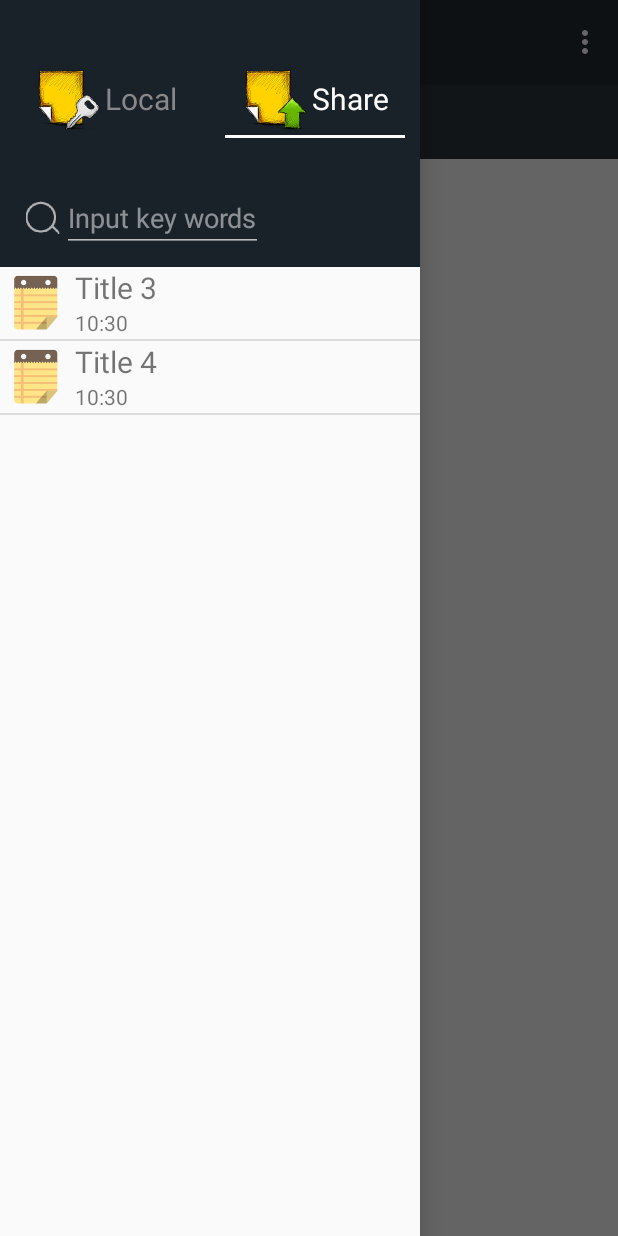
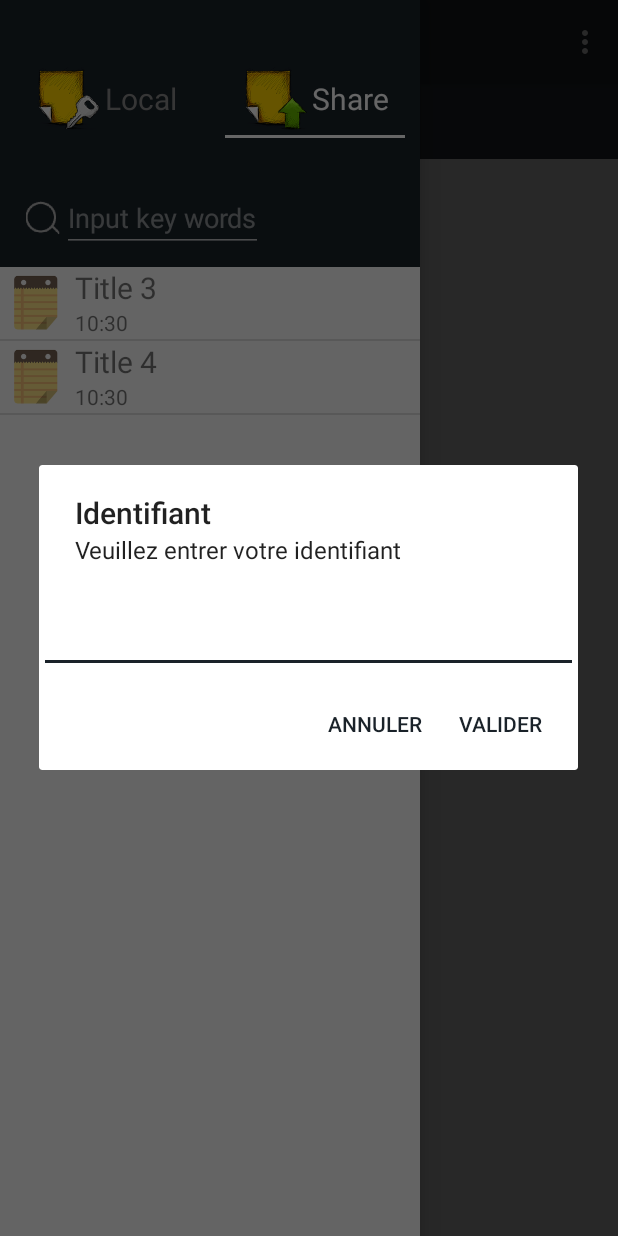
Before and after one commit to MaximeBi/NoteShare, an Android app: the screen it shows after launch (MainActivity), after a tap on "Share", on a phone screen of 412 x 824 dp. Run offline under Robolectric (Android 15) with nearby library versions, the phone set to English and light mode, and no system bars; our stand-ins replace Volley; 2 other taps on this screen came first.

Commit message:
Added ServerManager loadNotes

```diff
--- a/app/src/main/java/com/example/maxime/noteshare/MainActivity.java
+++ b/app/src/main/java/com/example/maxime/noteshare/MainActivity.java
@@ -85,6 +85,7 @@ public class MainActivity extends AppCompatActivity {
                 TabLine2.setBackgroundColor(Color.WHITE);
                 tab_local.setTextColor(Color.GRAY);
                 TabLine1.setBackgroundColor(getResources().getColor(R.color.colorAccent));
+                loadNotesFromServer();
             }
         });
 
@@ -186,17 +187,15 @@ public class MainActivity extends AppCompatActivity {
 
     public void sendNote() {
         if(originalNote != null) {
-            serverManager.sendNote(originalNote, this, new Runnable() {
-                @Override
-                public void run() {
-                    showMessage(R.string.enregistrement_online);
-                }
-            }, new Runnable() {
-                @Override
-                public void run() {
-                    showMessage(R.string.error_enregistrement);
-                }
-            });
+            serverManager.sendNote(originalNote, this);
         }
     }
+
+    public void updateAuthor(String author) {
+        notesManager.updateNotesAuthor(author);
+    }
+
+    private void loadNotesFromServer() {
+        serverManager.loadNotesFromServer(this);
+    }
 }
--- a/app/src/main/java/com/example/maxime/noteshare/ServerManager.java
+++ b/app/src/main/java/com/example/maxime/noteshare/ServerManager.java
@@ -1,7 +1,13 @@
 package com.example.maxime.noteshare;
 
+import android.app.AlertDialog;
+import android.app.Dialog;
 import android.content.Context;
+import android.content.DialogInterface;
+import android.content.SharedPreferences;
 import android.util.Log;
+import android.widget.EditText;
+import android.widget.Toast;
 
 import com.android.volley.Request;
 import com.android.volley.RequestQueue;
@@ -11,10 +17,12 @@ import com.android.volley.toolbox.JsonObjectRequest;
 import com.android.volley.toolbox.StringRequest;
 import com.android.volley.toolbox.Volley;
 import com.google.gson.Gson;
+import com.google.gson.reflect.TypeToken;
 
 import org.json.JSONException;
 import org.json.JSONObject;
 
+import java.lang.reflect.Type;
 import java.util.ArrayList;
 
 public class ServerManager {
@@ -36,40 +44,111 @@ public class ServerManager {
         return instance;
     }
 
-    public void sendNote(Note note, Context context, final Runnable onResponse, final Runnable onError) {
-        RequestQueue queue = Volley.newRequestQueue(context);
-        try{
+    private boolean hasLogin(final MainActivity activity) {
+        if(getLogin(activity) == null) {
+            createLoginDialog(activity, new Runnable() {
+                @Override
+                public void run() {
+                    loadNotesFromServer(activity);
+                }
+            }).show();
+            return false;
+        }
+        return true;
+    }
+
+    public void sendNote(Note note, final MainActivity activity) {
+         if(hasLogin(activity)) {
+            RequestQueue queue = Volley.newRequestQueue(activity);
+            try {
                 JsonObjectRequest jsonObjectRequest = new JsonObjectRequest(url, new JSONObject(toJson(note)), new Response.Listener<JSONObject>() {
                     @Override
                     public void onResponse(JSONObject response) {
-                    onResponse.run();
+                        activity.showMessage(R.string.enregistrement_online);
                     }
                 }, new Response.ErrorListener() {
                     @Override
                     public void onErrorResponse(VolleyError error) {
-                    onError.run();
+                        activity.showMessage(R.string.error_enregistrement);
                     }
                 });
                 queue.add(jsonObjectRequest);
-        }catch (JSONException e){
+            } catch (JSONException e) {
                 e.printStackTrace();
             }
         }
+    }
 
-    public void loadNotesFromServer(Context context) {
-        RequestQueue queue = Volley.newRequestQueue(context);
-        StringRequest stringRequest = new StringRequest(Request.Method.GET, url, new Response.Listener<String>() {
+    public void loadNotesFromServer(final MainActivity activity, String parameters) {
+        if(hasLogin(activity)) {
+            String keywords = "";
+            String login = "/login/"+getLogin(activity);
+            if(parameters != null && !parameters.isEmpty()) {
+                keywords = "/keywords/" + parameters.replaceAll(" ", ",");
+            }
+            RequestQueue queue = Volley.newRequestQueue(activity);
+            StringRequest stringRequest = new StringRequest(Request.Method.GET, url+login+keywords, new Response.Listener<String>() {
                 @Override
                 public void onResponse(String response) {
-                Log.d("testestestest", response);
+                    toNotes(response);
                 }
-        }, new Response.ErrorListener(){
+            }, new Response.ErrorListener() {
                 @Override
                 public void onErrorResponse(VolleyError error) {
-                Log.d("testestestest", "error");
+                    activity.showMessage(R.string.error_connexion_serveur);
                 }
             });
             queue.add(stringRequest);
+        }
+    }
+
+    public void loadNotesFromServer(final MainActivity activity) {
+        loadNotesFromServer(activity, null);
+    }
+
+    private String getLogin(MainActivity activity) {
+        SharedPreferences sharedPref = activity.getSharedPreferences(activity.getString(R.string.preference_file_key), Context.MODE_PRIVATE);
+        return sharedPref.getString(activity.getString(R.string.login_setting), null);
+    }
+
+    private void setLogin(String login, MainActivity activity) {
+        SharedPreferences sharedPref = activity.getSharedPreferences(activity.getString(R.string.preference_file_key), Context.MODE_PRIVATE);
+        SharedPreferences.Editor editor = sharedPref.edit();
+        editor.putString(activity.getString(R.string.login_setting), login);
+        editor.commit();
+        activity.updateAuthor(login);
+    }
+
+    private Dialog createLoginDialog(final MainActivity activity, final Runnable runnable) {
+
+        AlertDialog.Builder builder = new AlertDialog.Builder(activity);
+        builder.setTitle(R.string.login_dialog);
+        builder.setMessage(R.string.enter_login);
+
+        // Use an EditText view to get user input.
+        final EditText input = new EditText(activity);
+        builder.setView(input);
+
+        builder.setPositiveButton(R.string.validate, new DialogInterface.OnClickListener() {
+
+            @Override
+            public void onClick(DialogInterface dialog, int whichButton) {
+                setLogin(input.getText().toString(), activity);
+                runnable.run();
+                return;
+            }
+        });
+
+        builder.setNegativeButton(R.string.cancel, new DialogInterface.OnClickListener() {
+
+            @Override
+            public void onClick(DialogInterface dialog, int which) {
+                activity.showMessage(R.string.login_needed);
+                return;
+            }
+        });
+
+        return builder.create();
     }
 
     public String toJson(Note n){
@@ -77,6 +156,13 @@ public class ServerManager {
         return gson.toJson(n);
     }
 
+    public void toNotes(String n) {
+        Gson gson = new Gson();
+        Type listType = new TypeToken<ArrayList<Note>>() {
+        }.getType();
+        notes = gson.fromJson(n, listType);
+    }
+
     public ArrayList<Note> getNotes() {
         return notes;
     }
--- a/app/src/main/res/values/strings.xml
+++ b/app/src/main/res/values/strings.xml
@@ -13,8 +13,6 @@
     <string name="title_placeholder">Title</string>
     <string name="content_placeholder">Content ...</string>
 
-    <string name="test_string">TEST</string>
-
     <string name="note_created">La note a été créée</string>
     <string name="note_updated">La note a été mise à jour</string>
 
@@ -24,5 +22,13 @@
     <string name="enregistrement_local">Note sauvegardée en mémoire locale</string>
     <string name="enregistrement_online">Note partagée sur le serveur</string>
     <string name="error_enregistrement">Erreur partage de la note en ligne</string>
+    <string name="error_connexion_serveur">Erreur lors de la connexion avec le serveur</string>
 
+    <string name="preference_file_key">com.example.maxime.noteshare.PREFERENCE_FILE_KEY</string>
+    <string name="login_setting">login_setting</string>
+    <string name="login_dialog">Identifiant</string>
+    <string name="enter_login">Veuillez entrer votre identifiant</string>
+    <string name="login_needed">Un identifiant est nécessaire afin de vous authentifier sur le serveur</string>
+    <string name="validate">Valider</string>
+    <string name="cancel">Annuler</string>
 </resources>
```
Also changed, not shown: app/src/main/java/com/example/maxime/noteshare/NotesManager.java (+11 -0 lines). Lines whose indentation alone changed are shown as unchanged.
